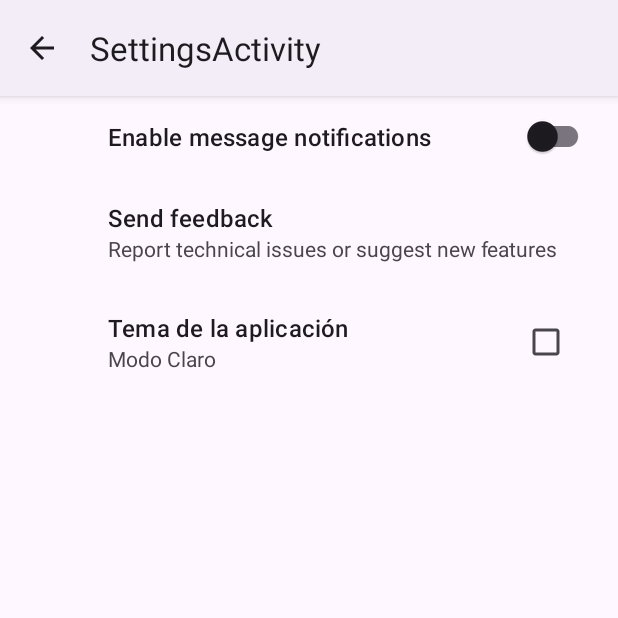
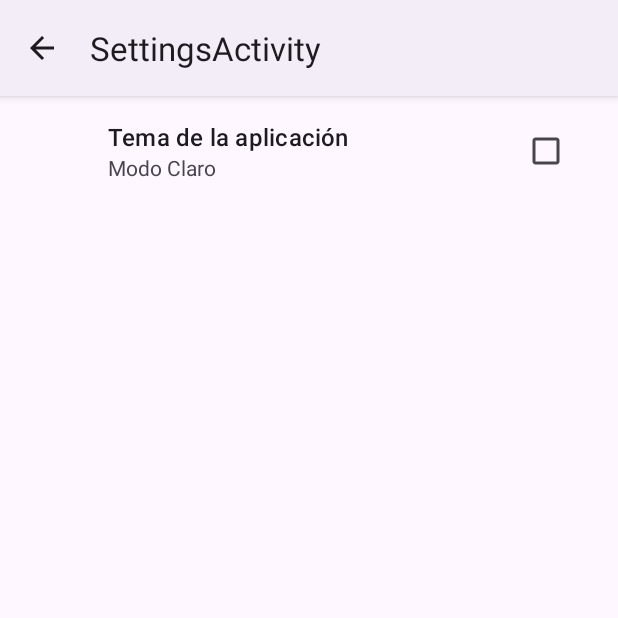
Before and after one commit to NicolasrRodriguez/Trabajo-Tutelado-PS-Q2_2, an Android app: the SettingsActivity screen opened directly, with no data from a screen before it, on a phone screen of 412 x 824 dp, the top half of it. Run offline under Robolectric (Android 15) with nearby library versions, the light colour scheme and no system bars; our stand-ins replace androidx.preference.

Commit message:
Elimidados campos inecesarios de opciones

```diff
--- a/app/src/main/res/xml/root_preferences.xml
+++ b/app/src/main/res/xml/root_preferences.xml
@@ -1,13 +1,5 @@
 <PreferenceScreen xmlns:app="http://schemas.android.com/apk/res-auto">
 
-    <SwitchPreferenceCompat
-        app:key="notifications"
-        app:title="Enable message notifications"/>
-
-    <Preference
-        app:key="feedback"
-        app:title="Send feedback"
-        app:summary="Report technical issues or suggest new features"/>
 
     <CheckBoxPreference
         app:key="theme"
```
